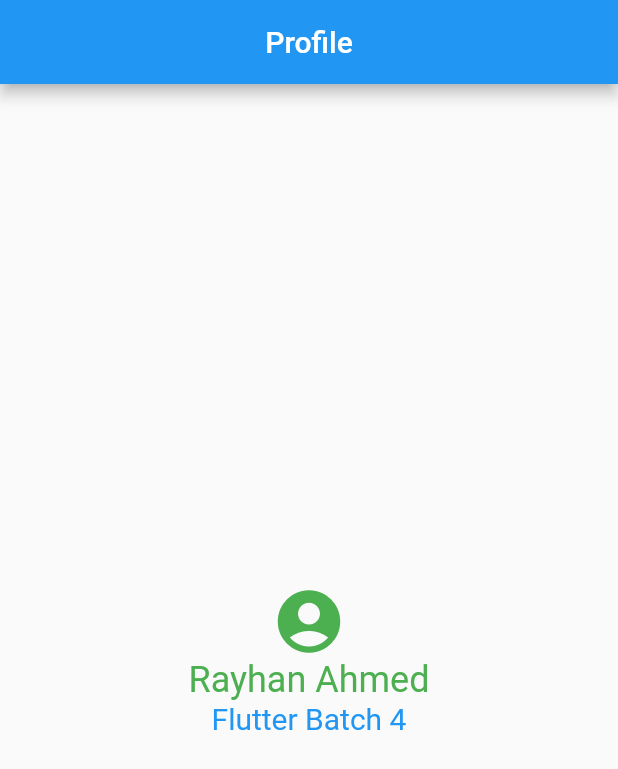
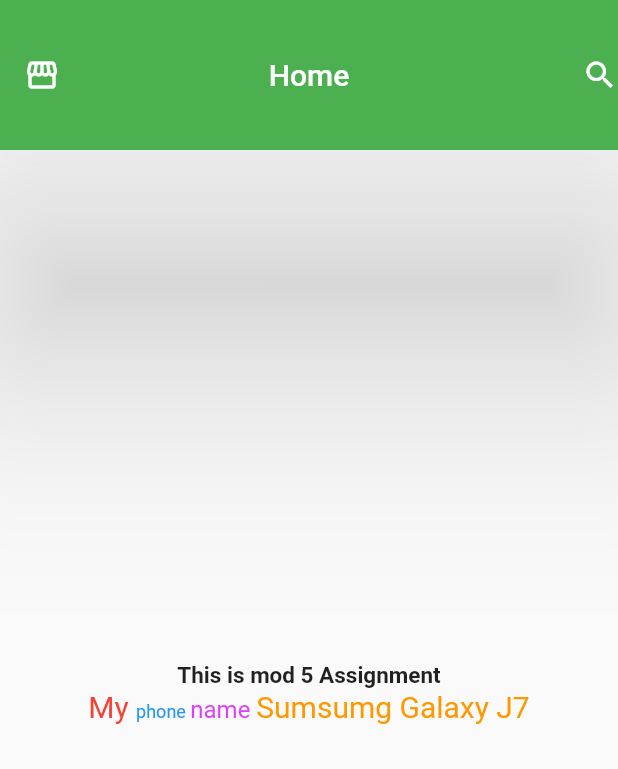
Before and after one commit to ai-rayhan/flutter_begining, a Flutter app: the screen it shows after launch, on a phone screen of 412 x 824 dp. Shown: the top 769 px of the screen. Run offline on Flutter 3.47's test engine with Material 2 defaults, Android fonts, the phone set to English and light mode, and no system bars.

Commit message:
Assignment

```diff
--- a/lib/main.dart
+++ b/lib/main.dart
@@ -14,28 +14,60 @@
       theme: ThemeData(
         primarySwatch: Colors.blue,
       ),
-      home: const MyHomePage(),
+      home: const HomeScreen(),
     );
   }
 }
-class MyHomePage extends StatelessWidget {
-  const MyHomePage({super.key});
+
+class HomeScreen extends StatelessWidget {
+  const HomeScreen({super.key});
 
   @override
   Widget build(BuildContext context) {
     return Scaffold(
-      appBar: AppBar(title: const Text("Profile"),centerTitle: true,),
-      body: const SizedBox(
+      appBar: AppBar(
+        toolbarHeight: 100,
+        elevation: 70,
+        centerTitle: true,
+        backgroundColor: Colors.green,
+        title: const Text("Home"),
+        leading: const Icon(Icons.storefront),
+        actions: const [
+           Icon(Icons.search),
+        ],
+      ),
+      body: SizedBox(
         height: double.infinity,
         width: double.infinity,
         child: Column(
           mainAxisAlignment: MainAxisAlignment.center,
           crossAxisAlignment: CrossAxisAlignment.center,
           children: [
-          Icon(Icons.account_circle_rounded,color: Colors.green,size: 50,),
-          Text("Rayhan Ahmed",style: TextStyle(color: Colors.green,fontSize: 24),),
-          Text("Flutter Batch 4",style: TextStyle(color: Colors.blue,fontSize: 20),),
-        ],),
+            const Text(
+              "This is mod 5 Assignment",
+              style: TextStyle(fontWeight: FontWeight.bold, fontSize: 15),
+            ),
+            RichText(
+                text: const TextSpan(
+              text: "My ",
+              style: TextStyle(color: Colors.red, fontSize: 20),
+              children: [
+                TextSpan(
+                  text: "phone ",
+                  style: TextStyle(color: Colors.blue, fontSize: 12),
+                ),
+                TextSpan(
+                  text: "name ",
+                  style: TextStyle(color: Colors.purpleAccent, fontSize: 16),
+                ),
+                TextSpan(
+                  text: "Sumsumg Galaxy J7",
+                  style: TextStyle(color: Colors.orange, fontSize: 20),
+                )
+              ],
+            ))
+          ],
+        ),
       ),
     );
   }
```
